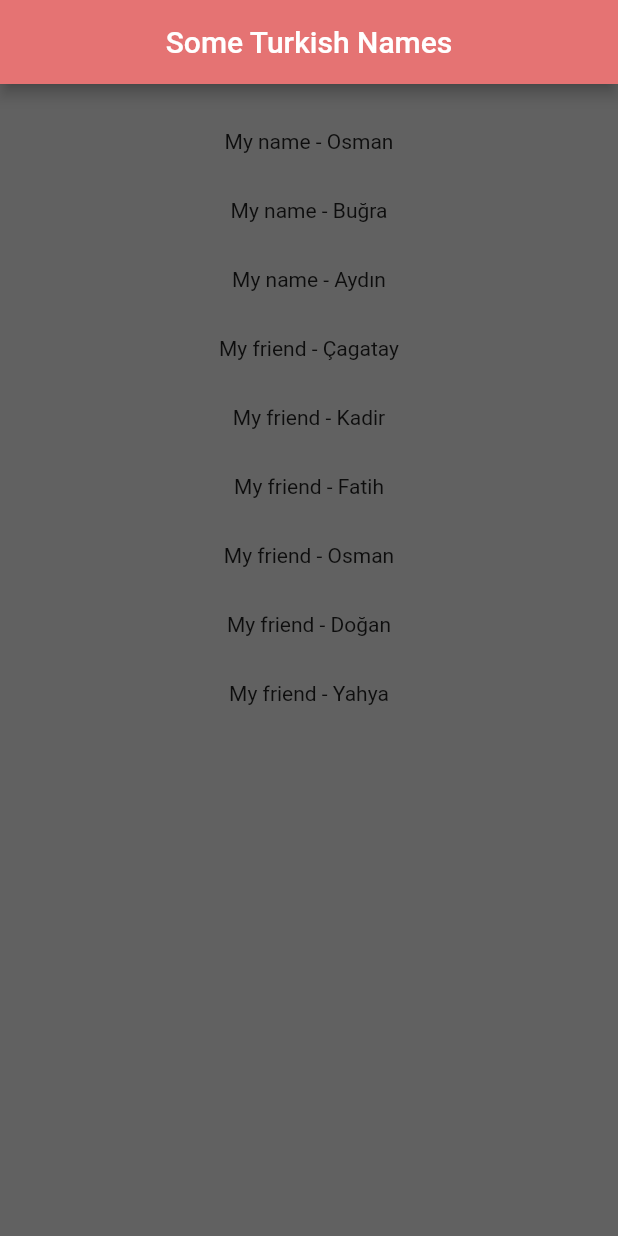
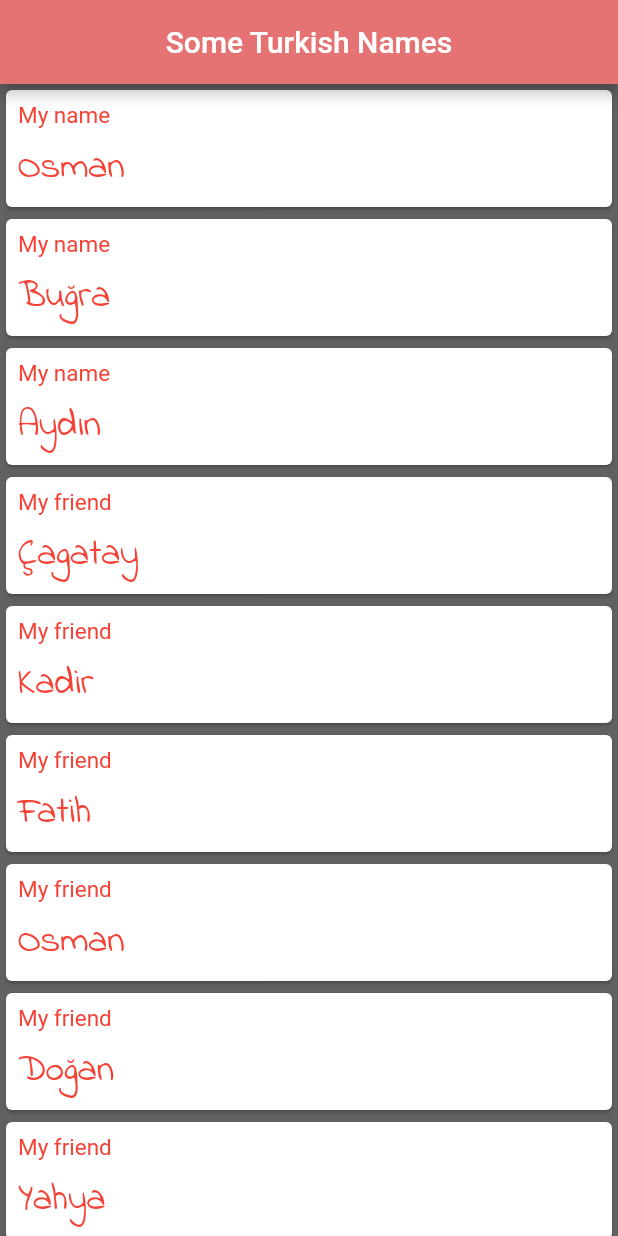
Before and after one commit to kiraci/basicAppFlutter, a Flutter app: the screen it shows after launch, on a phone screen of 412 x 824 dp. Run offline on Flutter 3.47's test engine with Material 2 defaults, Android fonts, the phone set to English and light mode, and no system bars.

Commit message:
Custom Cards

```diff
--- a/basicApp/lib/main.dart
+++ b/basicApp/lib/main.dart
@@ -25,6 +25,35 @@ class _QuoteListState extends State<QuoteList> {
     Names( property: "My friend", name: "Yahya"),
   ];
 
+  Widget nameTemplate( names ){
+    return Card(
+      child: Padding(
+        padding: const EdgeInsets.all(8.0),
+        child: Column(
+          crossAxisAlignment: CrossAxisAlignment.stretch,
+          children: <Widget> [
+            Text(
+              names.property,
+              style: TextStyle(
+                color: Colors.red,
+                fontSize: 15.0
+              ),
+            ),
+            SizedBox(height: 8.0),
+            Text(
+              names.name,
+              style: TextStyle(
+                fontFamily: 'IndieFlower',
+                color: Colors.red,
+                fontSize: 25.0
+              ),
+            ),
+          ]
+        ),
+      ),
+    );
+  }
+
   @override
   Widget build(BuildContext context) {
     return Scaffold(
@@ -36,7 +65,7 @@ class _QuoteListState extends State<QuoteList> {
       ),
       body: Center(
         child: Column(
-          children: names.map(( name ) => Container( child: Text( '${name.property} - ${name.name}' ), margin: EdgeInsets.only(top: 30.0),) ).toList(),
+          children: names.map(( name ) => nameTemplate(name)).toList(),
         ),
       ),
     );
```
